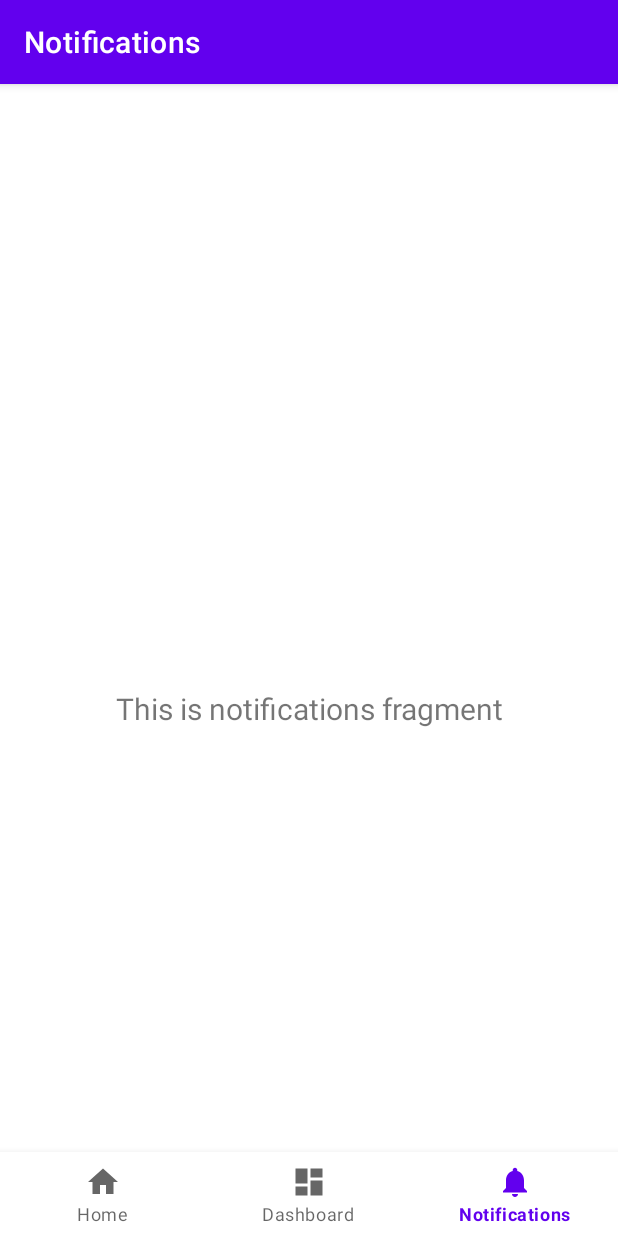
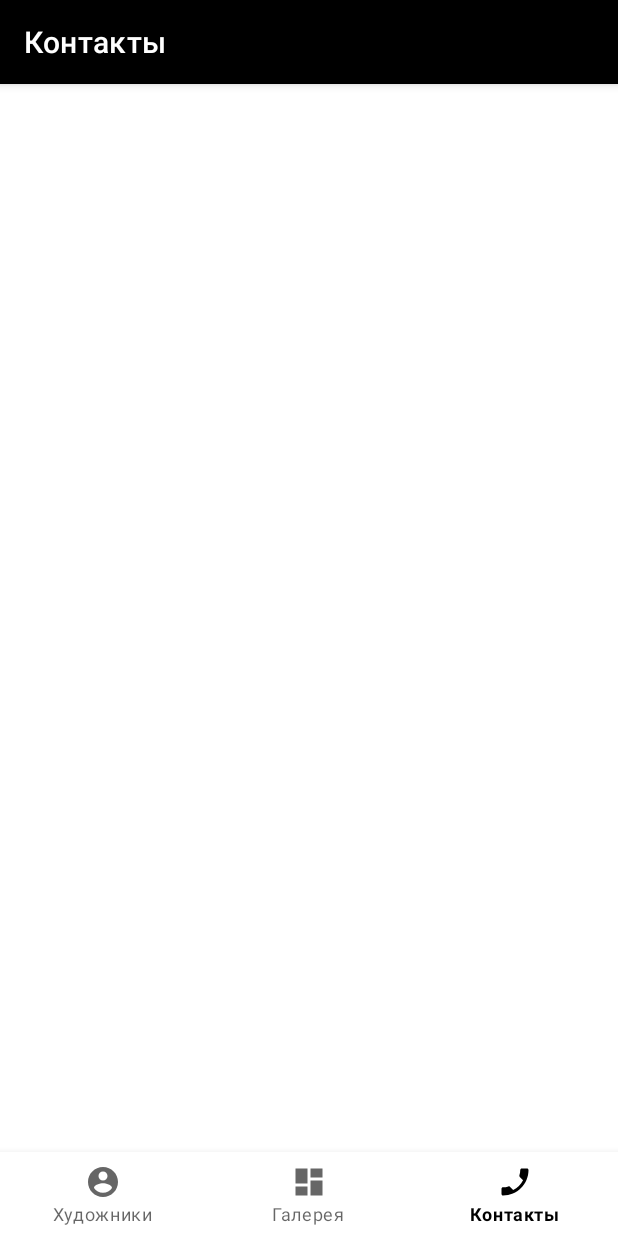
Before and after one commit to YevheniiSych/Bureauart, an Android app: the screen it shows after launch (MainActivity), item 3 of the bottom bar chosen, on a phone screen of 412 x 824 dp. Run offline under Robolectric (Android 15) with nearby library versions, the phone set to English and light mode, and no system bars; our stand-ins replace navigation-ui.

Commit message:
Standard redundant elements was deleted

```diff
--- a/app/src/main/java/com/bureauart/MainActivity.java
+++ b/app/src/main/java/com/bureauart/MainActivity.java
@@ -20,7 +20,7 @@ public class MainActivity extends AppCompatActivity {
         // Passing each menu ID as a set of Ids because each
         // menu should be considered as top level destinations.
         AppBarConfiguration appBarConfiguration = new AppBarConfiguration.Builder(
-                R.id.navigation_home, R.id.navigation_dashboard, R.id.navigation_notifications)
+                R.id.navigation_artists, R.id.navigation_gallery, R.id.navigation_contacts)
                 .build();
         NavController navController = Navigation.findNavController(this, R.id.nav_host_fragment);
         NavigationUI.setupActionBarWithNavController(this, navController, appBarConfiguration);
--- a/app/src/main/java/com/bureauart/ui/dashboard/DashboardFragment.java
+++ /dev/null
@@ -1,35 +0,0 @@
-package com.bureauart.ui.dashboard;
-
-import android.os.Bundle;
-import android.view.LayoutInflater;
-import android.view.View;
-import android.view.ViewGroup;
-import android.widget.TextView;
-
-import androidx.annotation.NonNull;
-import androidx.annotation.Nullable;
-import androidx.fragment.app.Fragment;
-import androidx.lifecycle.Observer;
-import androidx.lifecycle.ViewModelProvider;
-
-import com.bureauart.R;
-
-public class DashboardFragment extends Fragment {
-
-    private DashboardViewModel dashboardViewModel;
-
-    public View onCreateView(@NonNull LayoutInflater inflater,
-                             ViewGroup container, Bundle savedInstanceState) {
-        dashboardViewModel =
-                new ViewModelProvider(this).get(DashboardViewModel.class);
-        View root = inflater.inflate(R.layout.fragment_dashboard, container, false);
-        final TextView textView = root.findViewById(R.id.text_dashboard);
-        dashboardViewModel.getText().observe(getViewLifecycleOwner(), new Observer<String>() {
-            @Override
-            public void onChanged(@Nullable String s) {
-                textView.setText(s);
-            }
-        });
-        return root;
-    }
-}
--- a/app/src/main/java/com/bureauart/ui/dashboard/DashboardViewModel.java
+++ /dev/null
@@ -1,19 +0,0 @@
-package com.bureauart.ui.dashboard;
-
-import androidx.lifecycle.LiveData;
-import androidx.lifecycle.MutableLiveData;
-import androidx.lifecycle.ViewModel;
-
-public class DashboardViewModel extends ViewModel {
-
-    private MutableLiveData<String> mText;
-
-    public DashboardViewModel() {
-        mText = new MutableLiveData<>();
-        mText.setValue("This is dashboard fragment");
-    }
-
-    public LiveData<String> getText() {
-        return mText;
-    }
-}
--- /dev/null
+++ b/app/src/main/java/com/bureauart/ui/fragments/ArtistsFragment.java
@@ -0,0 +1,24 @@
+package com.bureauart.ui.fragments;
+
+import android.os.Bundle;
+import android.view.LayoutInflater;
+import android.view.View;
+import android.view.ViewGroup;
+import android.widget.TextView;
+
+import androidx.annotation.NonNull;
+import androidx.fragment.app.Fragment;
+
+import com.bureauart.R;
+
+public class ArtistsFragment extends Fragment {
+
+
+    public View onCreateView(@NonNull LayoutInflater inflater,
+                             ViewGroup container, Bundle savedInstanceState) {
+        View root = inflater.inflate(R.layout.fragment_artists, container, false);
+        final TextView textView = root.findViewById(R.id.text_home);
+
+        return root;
+    }
+}
--- /dev/null
+++ b/app/src/main/java/com/bureauart/ui/fragments/ContactsFragment.java
@@ -0,0 +1,23 @@
+package com.bureauart.ui.fragments;
+
+import android.os.Bundle;
+import android.view.LayoutInflater;
+import android.view.View;
+import android.view.ViewGroup;
+import android.widget.TextView;
+
+import androidx.annotation.NonNull;
+import androidx.fragment.app.Fragment;
+
+import com.bureauart.R;
+
+public class ContactsFragment extends Fragment {
+
+
+    public View onCreateView(@NonNull LayoutInflater inflater,
+                             ViewGroup container, Bundle savedInstanceState) {
+        View root = inflater.inflate(R.layout.fragment_contacts, container, false);
+        final TextView textView = root.findViewById(R.id.text_notifications);
+        return root;
+    }
+}
--- /dev/null
+++ b/app/src/main/java/com/bureauart/ui/fragments/GalleryFragment.java
@@ -0,0 +1,24 @@
+package com.bureauart.ui.fragments;
+
+import android.os.Bundle;
+import android.view.LayoutInflater;
+import android.view.View;
+import android.view.ViewGroup;
+import android.widget.TextView;
+
+import androidx.annotation.NonNull;
+import androidx.fragment.app.Fragment;
+
+import com.bureauart.R;
+
+public class GalleryFragment extends Fragment {
+
+
+    public View onCreateView(@NonNull LayoutInflater inflater,
+                             ViewGroup container, Bundle savedInstanceState) {
+        View root = inflater.inflate(R.layout.fragment_gallery, container, false);
+        final TextView textView = root.findViewById(R.id.text_dashboard);
+
+        return root;
+    }
+}
--- a/app/src/main/java/com/bureauart/ui/home/HomeFragment.java
+++ /dev/null
@@ -1,35 +0,0 @@
-package com.bureauart.ui.home;
-
-import android.os.Bundle;
-import android.view.LayoutInflater;
-import android.view.View;
-import android.view.ViewGroup;
-import android.widget.TextView;
-
-import androidx.annotation.NonNull;
-import androidx.annotation.Nullable;
-import androidx.fragment.app.Fragment;
-import androidx.lifecycle.Observer;
-import androidx.lifecycle.ViewModelProvider;
-
-import com.bureauart.R;
-
-public class HomeFragment extends Fragment {
-
-    private HomeViewModel homeViewModel;
-
-    public View onCreateView(@NonNull LayoutInflater inflater,
-                             ViewGroup container, Bundle savedInstanceState) {
-        homeViewModel =
-                new ViewModelProvider(this).get(HomeViewModel.class);
-        View root = inflater.inflate(R.layout.fragment_home, container, false);
-        final TextView textView = root.findViewById(R.id.text_home);
-        homeViewModel.getText().observe(getViewLifecycleOwner(), new Observer<String>() {
-            @Override
-            public void onChanged(@Nullable String s) {
-                textView.setText(s);
-            }
-        });
-        return root;
-    }
-}
--- a/app/src/main/java/com/bureauart/ui/home/HomeViewModel.java
+++ /dev/null
@@ -1,19 +0,0 @@
-package com.bureauart.ui.home;
-
-import androidx.lifecycle.LiveData;
-import androidx.lifecycle.MutableLiveData;
-import androidx.lifecycle.ViewModel;
-
-public class HomeViewModel extends ViewModel {
-
-    private MutableLiveData<String> mText;
-
-    public HomeViewModel() {
-        mText = new MutableLiveData<>();
-        mText.setValue("This is home fragment");
-    }
-
-    public LiveData<String> getText() {
-        return mText;
-    }
-}
--- a/app/src/main/java/com/bureauart/ui/notifications/NotificationsFragment.java
+++ /dev/null
@@ -1,35 +0,0 @@
-package com.bureauart.ui.notifications;
-
-import android.os.Bundle;
-import android.view.LayoutInflater;
-import android.view.View;
-import android.view.ViewGroup;
-import android.widget.TextView;
-
-import androidx.annotation.NonNull;
-import androidx.annotation.Nullable;
-import androidx.fragment.app.Fragment;
-import androidx.lifecycle.Observer;
-import androidx.lifecycle.ViewModelProvider;
-
-import com.bureauart.R;
-
-public class NotificationsFragment extends Fragment {
-
-    private NotificationsViewModel notificationsViewModel;
-
-    public View onCreateView(@NonNull LayoutInflater inflater,
-                             ViewGroup container, Bundle savedInstanceState) {
-        notificationsViewModel =
-                new ViewModelProvider(this).get(NotificationsViewModel.class);
-        View root = inflater.inflate(R.layout.fragment_notifications, container, false);
-        final TextView textView = root.findViewById(R.id.text_notifications);
-        notificationsViewModel.getText().observe(getViewLifecycleOwner(), new Observer<String>() {
-            @Override
-            public void onChanged(@Nullable String s) {
-                textView.setText(s);
-            }
-        });
-        return root;
-    }
-}
--- a/app/src/main/java/com/bureauart/ui/notifications/NotificationsViewModel.java
+++ /dev/null
@@ -1,19 +0,0 @@
-package com.bureauart.ui.notifications;
-
-import androidx.lifecycle.LiveData;
-import androidx.lifecycle.MutableLiveData;
-import androidx.lifecycle.ViewModel;
-
-public class NotificationsViewModel extends ViewModel {
-
-    private MutableLiveData<String> mText;
-
-    public NotificationsViewModel() {
-        mText = new MutableLiveData<>();
-        mText.setValue("This is notifications fragment");
-    }
-
-    public LiveData<String> getText() {
-        return mText;
-    }
-}
--- /dev/null
+++ b/app/src/main/res/drawable/ic_artist_24.xml
@@ -0,0 +1,10 @@
+<vector xmlns:android="http://schemas.android.com/apk/res/android"
+    android:width="24dp"
+    android:height="24dp"
+    android:viewportWidth="24"
+    android:viewportHeight="24"
+    android:tint="?attr/colorControlNormal">
+  <path
+      android:fillColor="@android:color/white"
+      android:pathData="M12,2C6.48,2 2,6.48 2,12s4.48,10 10,10 10,-4.48 10,-10S17.52,2 12,2zM12,5c1.66,0 3,1.34 3,3s-1.34,3 -3,3 -3,-1.34 -3,-3 1.34,-3 3,-3zM12,19.2c-2.5,0 -4.71,-1.28 -6,-3.22 0.03,-1.99 4,-3.08 6,-3.08 1.99,0 5.97,1.09 6,3.08 -1.29,1.94 -3.5,3.22 -6,3.22z"/>
+</vector>
--- /dev/null
+++ b/app/src/main/res/drawable/ic_phone_24.xml
@@ -0,0 +1,10 @@
+<vector xmlns:android="http://schemas.android.com/apk/res/android"
+    android:width="24dp"
+    android:height="24dp"
+    android:viewportWidth="24"
+    android:viewportHeight="24"
+    android:tint="?attr/colorControlNormal">
+  <path
+      android:fillColor="@android:color/white"
+      android:pathData="M17.38,10.79l-2.2,-2.2c-0.28,-0.28 -0.36,-0.67 -0.25,-1.02 0.37,-1.12 0.57,-2.32 0.57,-3.57 0,-0.55 0.45,-1 1,-1H20c0.55,0 1,0.45 1,1 0,9.39 -7.61,17 -17,17 -0.55,0 -1,-0.45 -1,-1v-3.49c0,-0.55 0.45,-1 1,-1 1.24,0 2.45,-0.2 3.57,-0.57 0.35,-0.12 0.75,-0.03 1.02,0.24l2.2,2.2c2.83,-1.45 5.15,-3.76 6.59,-6.59z"/>
+</vector>
--- a/app/src/main/res/layout/fragment_dashboard.xml
+++ b/app/src/main/res/layout/fragment_artists.xml
@@ -4,10 +4,10 @@
     xmlns:tools="http://schemas.android.com/tools"
     android:layout_width="match_parent"
     android:layout_height="match_parent"
-    tools:context=".ui.dashboard.DashboardFragment">
+    tools:context=".ui.fragments.ArtistsFragment">
 
     <TextView
-        android:id="@+id/text_dashboard"
+        android:id="@+id/text_home"
         android:layout_width="match_parent"
         android:layout_height="wrap_content"
         android:layout_marginStart="8dp"
--- a/app/src/main/res/layout/fragment_notifications.xml
+++ b/app/src/main/res/layout/fragment_contacts.xml
@@ -4,7 +4,7 @@
     xmlns:tools="http://schemas.android.com/tools"
     android:layout_width="match_parent"
     android:layout_height="match_parent"
-    tools:context=".ui.notifications.NotificationsFragment">
+    tools:context=".ui.fragments.ContactsFragment">
 
     <TextView
         android:id="@+id/text_notifications"
--- a/app/src/main/res/layout/fragment_home.xml
+++ b/app/src/main/res/layout/fragment_gallery.xml
@@ -4,10 +4,10 @@
     xmlns:tools="http://schemas.android.com/tools"
     android:layout_width="match_parent"
     android:layout_height="match_parent"
-    tools:context=".ui.home.HomeFragment">
+    tools:context=".ui.fragments.GalleryFragment">
 
     <TextView
-        android:id="@+id/text_home"
+        android:id="@+id/text_dashboard"
         android:layout_width="match_parent"
         android:layout_height="wrap_content"
         android:layout_marginStart="8dp"
--- a/app/src/main/res/menu/bottom_nav_menu.xml
+++ b/app/src/main/res/menu/bottom_nav_menu.xml
@@ -2,18 +2,18 @@
 <menu xmlns:android="http://schemas.android.com/apk/res/android">
 
     <item
-        android:id="@+id/navigation_home"
-        android:icon="@drawable/ic_home_black_24dp"
-        android:title="@string/title_home" />
+        android:id="@+id/navigation_artists"
+        android:icon="@drawable/ic_artist_24"
+        android:title="@string/title_artists" />
 
     <item
-        android:id="@+id/navigation_dashboard"
+        android:id="@+id/navigation_gallery"
         android:icon="@drawable/ic_dashboard_black_24dp"
-        android:title="@string/title_dashboard" />
+        android:title="@string/title_gallery" />
 
     <item
-        android:id="@+id/navigation_notifications"
-        android:icon="@drawable/ic_notifications_black_24dp"
-        android:title="@string/title_notifications" />
+        android:id="@+id/navigation_contacts"
+        android:icon="@drawable/ic_phone_24"
+        android:title="@string/title_contacts" />
 
 </menu>
--- a/app/src/main/res/navigation/mobile_navigation.xml
+++ b/app/src/main/res/navigation/mobile_navigation.xml
@@ -3,23 +3,23 @@
     xmlns:app="http://schemas.android.com/apk/res-auto"
     xmlns:tools="http://schemas.android.com/tools"
     android:id="@+id/mobile_navigation"
-    app:startDestination="@+id/navigation_home">
+    app:startDestination="@+id/navigation_gallery">
 
     <fragment
-        android:id="@+id/navigation_home"
-        android:name="com.bureauart.ui.home.HomeFragment"
-        android:label="@string/title_home"
-        tools:layout="@layout/fragment_home" />
+        android:id="@+id/navigation_artists"
+        android:name="com.bureauart.ui.fragments.ArtistsFragment"
+        android:label="@string/title_artists"
+        tools:layout="@layout/fragment_artists" />
 
     <fragment
-        android:id="@+id/navigation_dashboard"
-        android:name="com.bureauart.ui.dashboard.DashboardFragment"
-        android:label="@string/title_dashboard"
-        tools:layout="@layout/fragment_dashboard" />
+        android:id="@+id/navigation_gallery"
+        android:name="com.bureauart.ui.fragments.GalleryFragment"
+        android:label="@string/title_gallery"
+        tools:layout="@layout/fragment_gallery" />
 
     <fragment
-        android:id="@+id/navigation_notifications"
-        android:name="com.bureauart.ui.notifications.NotificationsFragment"
-        android:label="@string/title_notifications"
-        tools:layout="@layout/fragment_notifications" />
+        android:id="@+id/navigation_contacts"
+        android:name="com.bureauart.ui.fragments.ContactsFragment"
+        android:label="@string/title_contacts"
+        tools:layout="@layout/fragment_contacts" />
 </navigation>
--- a/app/src/main/res/values-night/themes.xml
+++ /dev/null
@@ -1,16 +0,0 @@
-<resources xmlns:tools="http://schemas.android.com/tools">
-    <!-- Base application theme. -->
-    <style name="Theme.Bureauart" parent="Theme.MaterialComponents.DayNight.DarkActionBar">
-        <!-- Primary brand color. -->
-        <item name="colorPrimary">@color/purple_200</item>
-        <item name="colorPrimaryVariant">@color/purple_700</item>
-        <item name="colorOnPrimary">@color/black</item>
-        <!-- Secondary brand color. -->
-        <item name="colorSecondary">@color/teal_200</item>
-        <item name="colorSecondaryVariant">@color/teal_200</item>
-        <item name="colorOnSecondary">@color/black</item>
-        <!-- Status bar color. -->
-        <item name="android:statusBarColor" tools:targetApi="l">?attr/colorPrimaryVariant</item>
-        <!-- Customize your theme here. -->
-    </style>
-</resources>
--- a/app/src/main/res/values/strings.xml
+++ b/app/src/main/res/values/strings.xml
@@ -1,6 +1,6 @@
 <resources>
     <string name="app_name">Bureauart</string>
-    <string name="title_home">Home</string>
-    <string name="title_dashboard">Dashboard</string>
-    <string name="title_notifications">Notifications</string>
+    <string name="title_artists">Художники</string>
+    <string name="title_gallery">Галерея</string>
+    <string name="title_contacts">Контакты</string>
 </resources>
--- a/app/src/main/res/values/themes.xml
+++ b/app/src/main/res/values/themes.xml
@@ -1,8 +1,8 @@
 <resources xmlns:tools="http://schemas.android.com/tools">
     <!-- Base application theme. -->
-    <style name="Theme.Bureauart" parent="Theme.MaterialComponents.DayNight.DarkActionBar">
+    <style name="Theme.Bureauart" parent="Theme.MaterialComponents.Light.DarkActionBar">
         <!-- Primary brand color. -->
-        <item name="colorPrimary">@color/purple_500</item>
+        <item name="colorPrimary">@color/black</item>
         <item name="colorPrimaryVariant">@color/purple_700</item>
         <item name="colorOnPrimary">@color/white</item>
         <!-- Secondary brand color. -->
```
